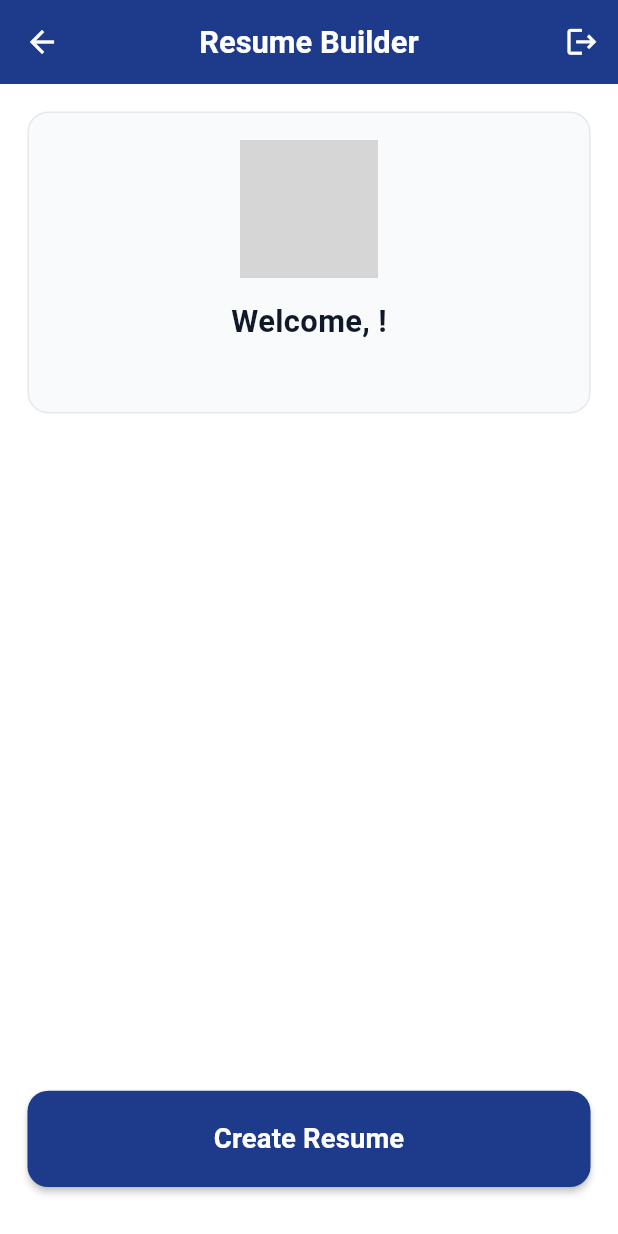
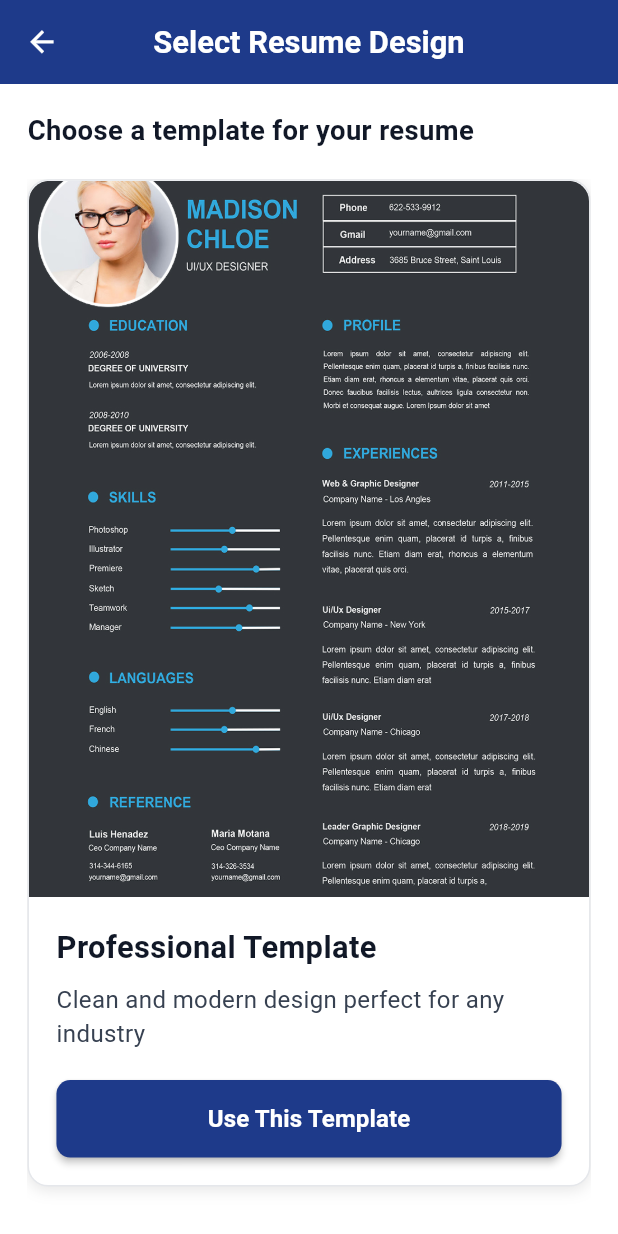
Before and after one commit to 420saqii/resume_builder_new, a Flutter app: the HomePage screen opened by its route, after a tap on "Create Resume", on a phone screen of 412 x 824 dp. Run offline on Flutter 3.47's test engine with Material 3 defaults, Android fonts, the phone set to English and light mode, and no system bars; our stand-ins replace firebase_auth, firebase_core, flutter_screenutil, get, get_storage, google_sign_in; accounts and stored records are empty; network calls fail; grey boxes are pictures that could not be loaded.

```diff
--- a/lib/constants/images.dart
+++ b/lib/constants/images.dart
@@ -1,10 +1,14 @@
 class AppImages {
   // Base path for assets
   static const String _basePath = 'assets/images/';
+  static const String _resumePath = 'assets/resumes/';
 
   // Google related images
   static const String googleIcon = '${_basePath}google_icon.jpeg';
 
+  // Resume template images
+  static const String resumeTemplate1 = '${_resumePath}resume-1.jpg';
+
   // Add more image paths here as needed
   // static const String someOtherImage = '${_basePath}some_other_image.png';
 }
--- a/lib/constants/routes.dart
+++ b/lib/constants/routes.dart
@@ -4,6 +4,8 @@ class Routes {
 
   // Main app routes
   static const String home = '/home';
+  static const String selectDesign = '/select-design';
+  static const String personalDetails = '/personal-details';
 
   // Add more routes here as the app grows
   // static const String profile = '/profile';
--- a/lib/home_page.dart
+++ b/lib/home_page.dart
@@ -2,6 +2,7 @@ import 'package:flutter/material.dart';
 import 'package:flutter_screenutil/flutter_screenutil.dart';
 import 'package:get/get.dart';
 import 'constants/colors.dart';
+import 'constants/routes.dart';
 import 'modules/auth_module/controller/auth_controller.dart';
 
 class HomePage extends StatelessWidget {
@@ -92,7 +93,7 @@ class HomePage extends StatelessWidget {
               width: double.infinity,
               child: ElevatedButton(
                 onPressed: () {
-                  // TODO: Navigate to template selection screen
+                  Get.toNamed(Routes.selectDesign);
                 },
                 style: ElevatedButton.styleFrom(
                   padding: EdgeInsets.symmetric(
@@ -113,7 +114,7 @@ class HomePage extends StatelessWidget {
               ),
             ),
             SizedBox(
-              height:12.h,
+              height: 12.h,
             ),
           ],
         ),
--- a/lib/main.dart
+++ b/lib/main.dart
@@ -11,6 +11,8 @@ import 'home_page.dart';
 import 'services/storage_service.dart';
 import 'modules/auth_module/ui/auth_screen.dart';
 import 'modules/auth_module/controller/auth_controller.dart';
+import 'modules/create_resume_module/select_design.dart';
+import 'modules/create_resume_module/ui/personal_details_screen.dart';
 
 void main() async {
   WidgetsFlutterBinding.ensureInitialized();
@@ -92,6 +94,12 @@ class MyApp extends StatelessWidget {
           getPages: [
             GetPage(name: Routes.auth, page: () => const AuthScreen()),
             GetPage(name: Routes.home, page: () => const HomePage()),
+            GetPage(
+                name: Routes.selectDesign,
+                page: () => const SelectResumeDesign()),
+            GetPage(
+                name: Routes.personalDetails,
+                page: () => const PersonalDetailsScreen()),
           ],
         );
       },
--- /dev/null
+++ b/lib/modules/create_resume_module/select_design.dart
@@ -0,0 +1,183 @@
+import 'package:flutter/material.dart';
+import 'package:flutter_screenutil/flutter_screenutil.dart';
+import 'package:get/get.dart';
+import '../../constants/colors.dart';
+import '../../constants/images.dart';
+import '../../constants/routes.dart';
+
+class SelectResumeDesign extends StatelessWidget {
+  const SelectResumeDesign({super.key});
+
+  @override
+  Widget build(BuildContext context) {
+    return Scaffold(
+      appBar: AppBar(
+        title: Text(
+          'Select Resume Design',
+          style: TextStyle(
+            fontSize: 18.sp,
+            fontWeight: FontWeight.bold,
+          ),
+        ),
+        leading: IconButton(
+          icon: Icon(Icons.arrow_back, size: 20.sp),
+          onPressed: () => Get.back(),
+        ),
+      ),
+      body: Padding(
+        padding: EdgeInsets.all(16.w),
+        child: Column(
+          crossAxisAlignment: CrossAxisAlignment.start,
+          children: [
+            Text(
+              'Choose a template for your resume',
+              style: TextStyle(
+                fontSize: 16.sp,
+                fontWeight: FontWeight.w600,
+                color: AppColors.primaryText,
+              ),
+            ),
+            SizedBox(height: 16.h),
+            Expanded(
+              child: SingleChildScrollView(
+                child: Column(
+                  children: [
+                    // Resume Template Card
+                    Container(
+                      width: double.infinity,
+                      decoration: BoxDecoration(
+                        color: AppColors.white,
+                        borderRadius: BorderRadius.circular(12.r),
+                        border: Border.all(
+                          color: AppColors.primaryBorder,
+                          width: 1,
+                        ),
+                        boxShadow: [
+                          BoxShadow(
+                            color: AppColors.shadow.withOpacity(0.1),
+                            blurRadius: 8,
+                            offset: const Offset(0, 2),
+                          ),
+                        ],
+                      ),
+                      child: Column(
+                        crossAxisAlignment: CrossAxisAlignment.start,
+                        children: [
+                          // Template Image
+                          ClipRRect(
+                            borderRadius: BorderRadius.only(
+                              topLeft: Radius.circular(12.r),
+                              topRight: Radius.circular(12.r),
+                            ),
+                            child: Image.asset(
+                              AppImages.resumeTemplate1,
+                              width: double.infinity,
+                              height: 400.h,
+                              fit: BoxFit.cover,
+                            ),
+                          ),
+                          // Template Info
+                          Padding(
+                            padding: EdgeInsets.all(16.w),
+                            child: Column(
+                              crossAxisAlignment: CrossAxisAlignment.start,
+                              children: [
+                                Text(
+                                  'Professional Template',
+                                  style: TextStyle(
+                                    fontSize: 18.sp,
+                                    fontWeight: FontWeight.bold,
+                                    color: AppColors.primaryText,
+                                  ),
+                                ),
+                                SizedBox(height: 8.h),
+                                Text(
+                                  'Clean and modern design perfect for any industry',
+                                  style: TextStyle(
+                                    fontSize: 14.sp,
+                                    color: AppColors.secondaryText,
+                                  ),
+                                ),
+                                SizedBox(height: 16.h),
+                                SizedBox(
+                                  width: double.infinity,
+                                  child: ElevatedButton(
+                                    onPressed: () {
+                                      Get.toNamed(Routes.personalDetails);
+                                    },
+                                    style: ElevatedButton.styleFrom(
+                                      padding: EdgeInsets.symmetric(
+                                        horizontal: 24.w,
+                                        vertical: 12.h,
+                                      ),
+                                      shape: RoundedRectangleBorder(
+                                        borderRadius:
+                                            BorderRadius.circular(8.r),
+                                      ),
+                                    ),
+                                    child: Text(
+                                      'Use This Template',
+                                      style: TextStyle(
+                                        fontSize: 14.sp,
+                                        fontWeight: FontWeight.w600,
+                                      ),
+                                    ),
+                                  ),
+                                ),
+                              ],
+                            ),
+                          ),
+                        ],
+                      ),
+                    ),
+                    SizedBox(height: 20.h),
+                    // Add more template options here in the future
+                    Container(
+                      width: double.infinity,
+                      padding: EdgeInsets.all(16.w),
+                      decoration: BoxDecoration(
+                        color: AppColors.secondaryBackground,
+                        borderRadius: BorderRadius.circular(12.r),
+                        border: Border.all(
+                          color: AppColors.primaryBorder,
+                          width: 1,
+                        ),
+                      ),
+                      child: Column(
+                        children: [
+                          Icon(
+                            Icons.add_circle_outline,
+                            size: 48.sp,
+                            color: AppColors.primaryBlue,
+                          ),
+                          SizedBox(height: 12.h),
+                          Text(
+                            'More Templates Coming Soon',
+                            style: TextStyle(
+                              fontSize: 16.sp,
+                              fontWeight: FontWeight.w600,
+                              color: AppColors.primaryText,
+                            ),
+                          ),
+                          SizedBox(height: 8.h),
+                          Text(
+                            'We\'re working on adding more beautiful templates',
+                            textAlign: TextAlign.center,
+                            style: TextStyle(
+                              fontSize: 14.sp,
+                              color: AppColors.secondaryText,
+                            ),
+                          ),
+                        ],
+                      ),
+                    ),
+                  ],
+                ),
+              ),
+            ),
+          ],
+        ),
+      ),
+    );
+  }
+}
--- a/pubspec.yaml
+++ b/pubspec.yaml
@@ -44,6 +44,7 @@ dependencies:
   flutter_screenutil: ^5.9.0
   get_storage: ^2.1.1
   google_sign_in: ^6.2.1
+  image_picker: ^1.0.7
 
 dev_dependencies:
   flutter_test:
@@ -70,6 +71,7 @@ flutter:
   # To add assets to your application, add an assets section, like this:
   assets:
     - assets/images/
+    - assets/resumes/
 
   # An image asset can refer to one or more resolution-specific "variants", see
   # https://flutter.dev/assets-and-images/#resolution-aware
```
Also changed, not shown: pubspec.lock, 6 other files.
